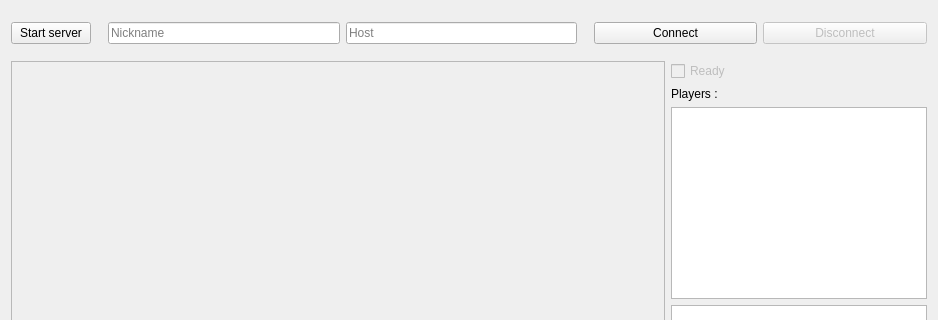
Old version of the form mainwindow.ui in the repository jpleau/sudoqu; both pictures show x 0 to 938 and y 0 to 320 of the 938 by 761 pixel window.
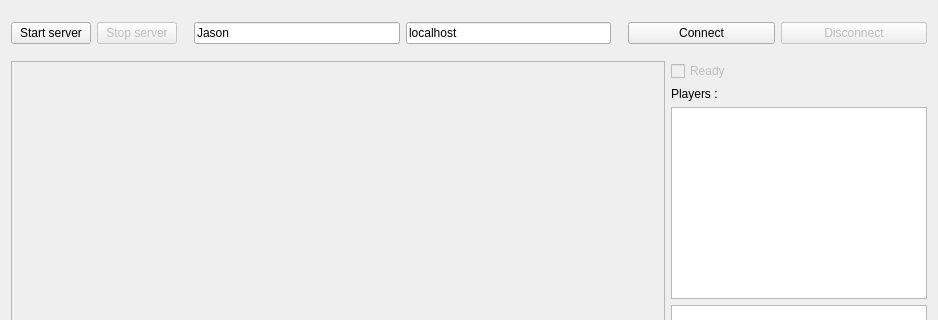
New version of the form. Custom widgets are drawn as their Qt base class.

```diff
--- a/mainwindow.ui
+++ b/mainwindow.ui
@@ -35,6 +35,16 @@
           </property>
          </widget>
         </item>
+        <item>
+         <widget class="QPushButton" name="stop_server">
+          <property name="enabled">
+           <bool>false</bool>
+          </property>
+          <property name="text">
+           <string>Stop server</string>
+          </property>
+         </widget>
+        </item>
         <item>
          <widget class="QWidget" name="horizontalWidget_4" native="true">
           <property name="sizePolicy">
@@ -46,6 +56,9 @@
           <layout class="QHBoxLayout" name="horizontalLayout_4">
            <item>
             <widget class="QLineEdit" name="nickname">
+             <property name="text">
+              <string>Jason</string>
+             </property>
              <property name="placeholderText">
               <string>Nickname</string>
              </property>
@@ -53,6 +66,9 @@
            </item>
            <item>
             <widget class="QLineEdit" name="host">
+             <property name="text">
+              <string>localhost</string>
+             </property>
              <property name="placeholderText">
               <string>Host</string>
              </property>
```
